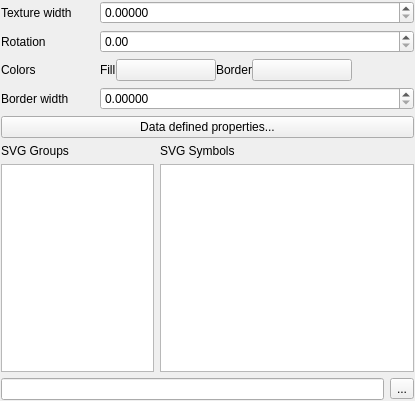
Above: src/ui/symbollayer/widget_svgfill.ui from qgis/QGIS before the change. Below: the same form after it.
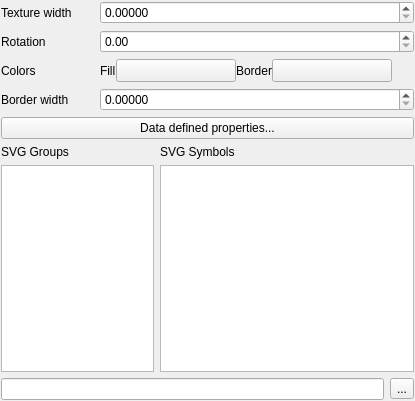
That is the form after the change. Custom widgets are drawn as their Qt base class.

Commit message: Flip all symbology color buttons to QgsColorButtonV2

Diff of the .ui file:
```diff
--- a/src/ui/symbollayer/widget_svgfill.ui
+++ b/src/ui/symbollayer/widget_svgfill.ui
@@ -174,16 +174,16 @@
         </widget>
        </item>
        <item>
-        <widget class="QgsColorButton" name="mChangeColorButton">
+        <widget class="QgsColorButtonV2" name="mChangeColorButton">
          <property name="minimumSize">
           <size>
-           <width>100</width>
+           <width>120</width>
            <height>0</height>
           </size>
          </property>
          <property name="maximumSize">
           <size>
-           <width>100</width>
+           <width>120</width>
            <height>16777215</height>
           </size>
          </property>
@@ -206,16 +206,16 @@
         </widget>
        </item>
        <item>
-        <widget class="QgsColorButton" name="mChangeBorderColorButton">
+        <widget class="QgsColorButtonV2" name="mChangeBorderColorButton">
          <property name="minimumSize">
           <size>
-           <width>100</width>
+           <width>120</width>
            <height>0</height>
           </size>
          </property>
          <property name="maximumSize">
           <size>
-           <width>100</width>
+           <width>120</width>
            <height>16777215</height>
           </size>
          </property>
@@ -288,9 +288,9 @@
  </widget>
  <customwidgets>
   <customwidget>
-   <class>QgsColorButton</class>
-   <extends>QPushButton</extends>
-   <header>qgscolorbutton.h</header>
+   <class>QgsColorButtonV2</class>
+   <extends>QToolButton</extends>
+   <header>qgscolorbuttonv2.h</header>
   </customwidget>
   <customwidget>
    <class>QgsUnitSelectionWidget</class>
```
The commit also changes 12 other files.
